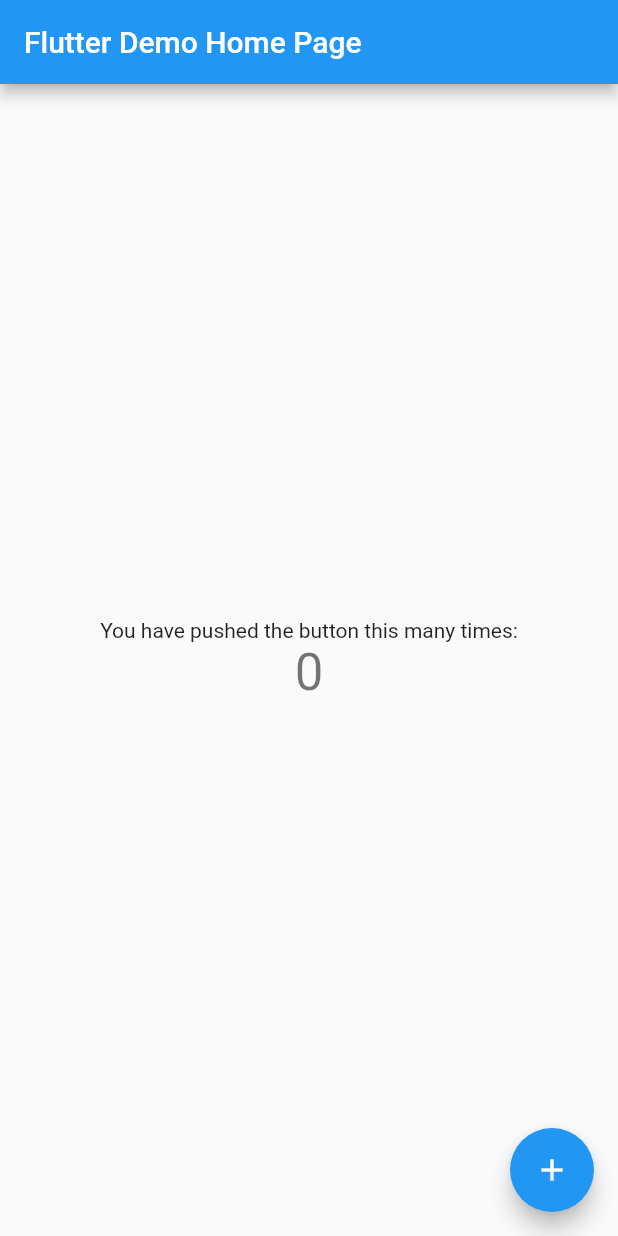
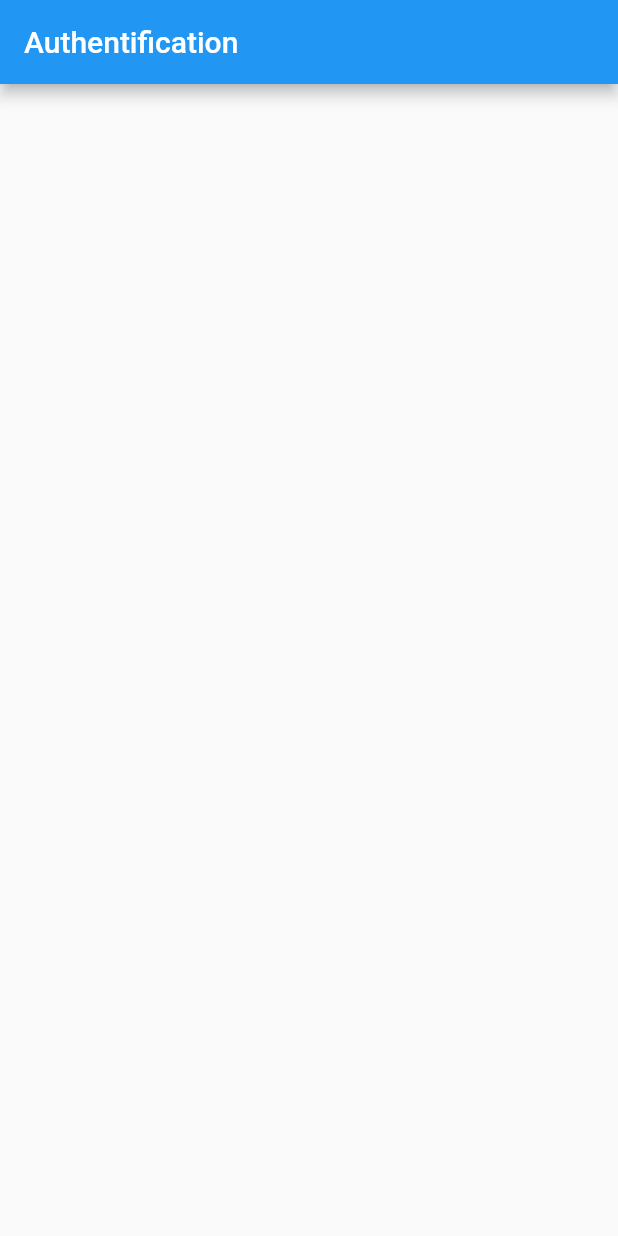
Before and after one commit to abdoul-kader1/reseau-social, a Flutter app: the screen it shows after launch, on a phone screen of 412 x 824 dp. Run offline on Flutter 3.47's test engine with Material 2 defaults, Android fonts, the phone set to English and light mode, and no system bars; our stand-ins replace firebase_auth, firebase_core; accounts and stored records are empty.

Commit message:
creation du dossier controlleur ,page acceuil ,page auth

```diff
--- /dev/null
+++ b/lib/Controlleur/acceuil.dart
@@ -0,0 +1,18 @@
+import 'package:flutter/material.dart';
+
+class Acceuil extends StatefulWidget{
+  @override
+  State<StatefulWidget> createState()=>_Acceuil();
+
+}
+
+class _Acceuil extends State<Acceuil>{
+  @override
+  Widget build(BuildContext context) {
+ return Scaffold(
+   appBar: AppBar(
+     title: Text("Acceuil"),
+   ),
+ );
+}
+}
--- /dev/null
+++ b/lib/Controlleur/auth.dart
@@ -0,0 +1,18 @@
+import 'package:flutter/material.dart';
+
+class Auth extends StatefulWidget{
+  @override
+  State<StatefulWidget> createState()=>_Auth();
+
+}
+
+class _Auth extends State<Auth>{
+  @override
+  Widget build(BuildContext context) {
+    return Scaffold(
+      appBar: AppBar(
+        title: Text("Authentification"),
+      ),
+    );
+  }
+}
--- a/lib/main.dart
+++ b/lib/main.dart
@@ -1,5 +1,8 @@
 import 'package:flutter/material.dart';
+import 'package:firebase_auth/firebase_auth.dart';
 import 'package:firebase_core/firebase_core.dart';
+import 'Controlleur/acceuil.dart';
+import 'Controlleur/auth.dart';
 import 'firebase_options.dart';
 void main() async{
   WidgetsFlutterBinding.ensureInitialized();
@@ -16,60 +19,18 @@ class MyApp extends StatelessWidget {
   @override
   Widget build(BuildContext context) {
     return MaterialApp(
+      debugShowCheckedModeBanner: false,
       title: 'Flutter Demo',
       theme: ThemeData(
-
         primarySwatch: Colors.blue,
       ),
-      home: const MyHomePage(title: 'Flutter Demo Home Page'),
+      home: StreamBuilder<User?>(
+        stream: FirebaseAuth.instance.userChanges(),
+        builder: (BuildContext context,snapshot){
+          print("${snapshot.hasData}");
+          return (snapshot.hasData)?Acceuil():Auth();
+        },
+      ),
     );
   }
 }
-
-class MyHomePage extends StatefulWidget {
-  const MyHomePage({super.key, required this.title});
-
-  final String title;
-
-  @override
-  State<MyHomePage> createState() => _MyHomePageState();
-}
-
-class _MyHomePageState extends State<MyHomePage> {
-  int _counter = 0;
-
-  void _incrementCounter() {
-    setState(() {
-      _counter++;
-    });
-  }
-
-  @override
-  Widget build(BuildContext context) {
-    return Scaffold(
-      appBar: AppBar(
-
-        title: Text(widget.title),
-      ),
-      body: Center(
-        child: Column(
-          mainAxisAlignment: MainAxisAlignment.center,
-          children: <Widget>[
-            const Text(
-              'You have pushed the button this many times:',
-            ),
-            Text(
-              '$_counter',
-              style: Theme.of(context).textTheme.headline4,
-            ),
-          ],
-        ),
-      ),
-      floatingActionButton: FloatingActionButton(
-        onPressed: _incrementCounter,
-        tooltip: 'Increment',
-        child: const Icon(Icons.add),
-      ), // This trailing comma makes auto-formatting nicer for build methods.
-    );
-  }
-}
--- a/pubspec.yaml
+++ b/pubspec.yaml
@@ -38,8 +38,8 @@ dependencies:
   cupertino_icons: ^1.0.2
   cloud_firestore: ^4.0.5
   firebase_core: ^2.2.0
-  firebase_auth : ^4.1.0
-  firebase_storage : ^11.0.3
+  firebase_storage : ^11.0.5
+  firebase_auth: ^4.1.2
 
 dev_dependencies:
   flutter_test:
```
Also changed, not shown: 2 other files.
